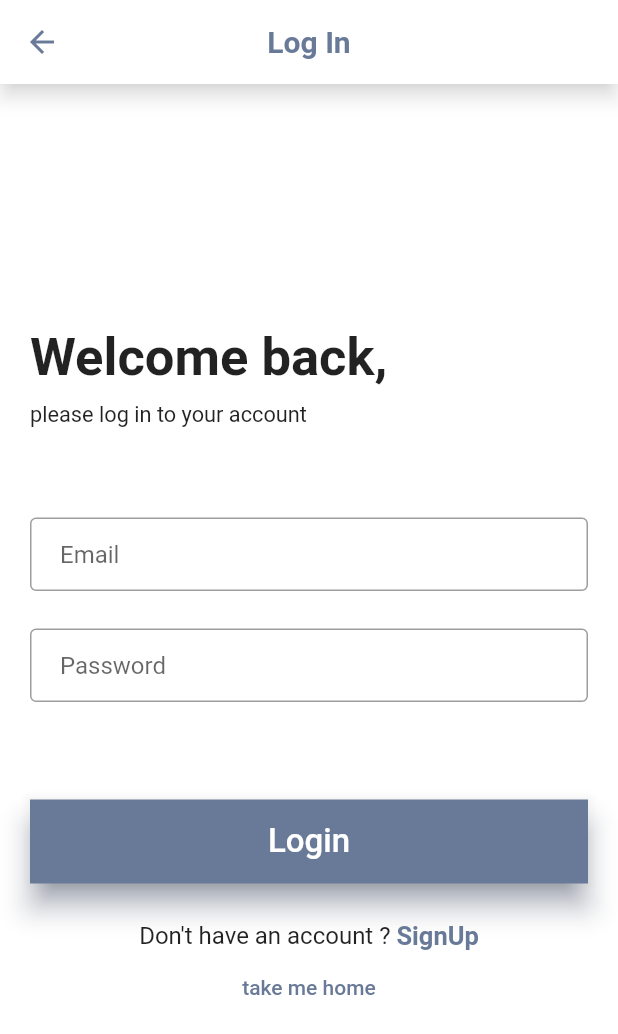
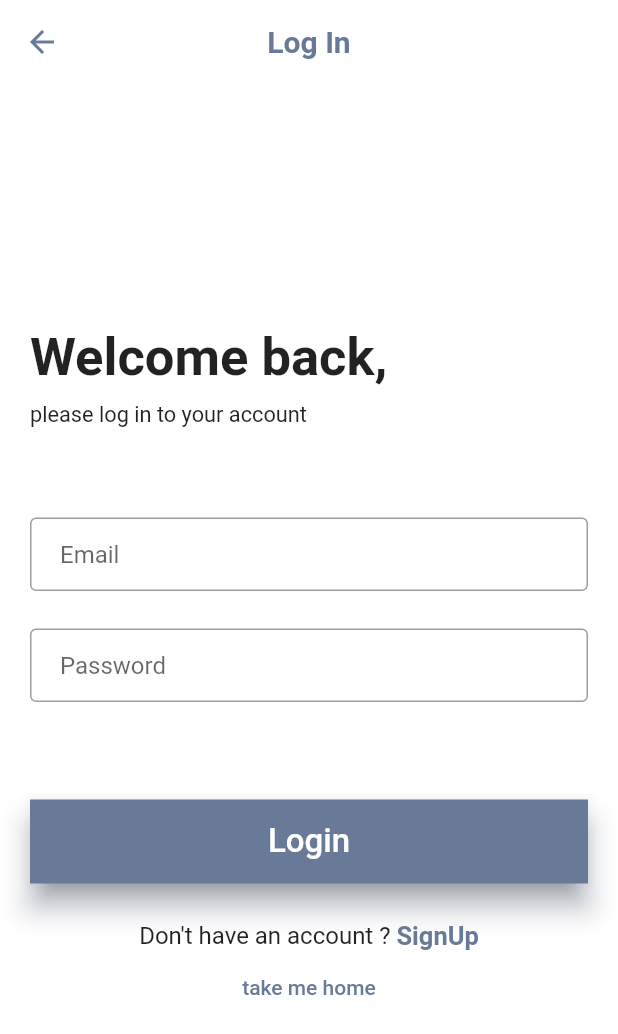
Before and after one commit to chokriChaima/PFA2, a Flutter app: the screen it shows after launch, on a phone screen of 412 x 824 dp. Shown: the top 1034 px of the screen. Run offline on Flutter 3.47's test engine with Material 2 defaults, Android fonts, the phone set to English and light mode, and no system bars; our stand-ins replace cloud_firestore, dots_indicator, firebase_auth, firebase_core, fluttertoast, hexcolor and 1 more; accounts and stored records are empty; Roboto replaces fonts that are missing (Poppins-Regular).

Commit message:
5  update

```diff
--- /dev/null
+++ b/lib/customs/sharedElements.dart/AppColors.dart
@@ -0,0 +1,11 @@
+import 'package:flutter/material.dart';
+import 'package:hexcolor/hexcolor.dart';
+
+class AppColors{
+  static final HexColor mainColor = HexColor("#697A98");
+  static final HexColor bigTextColor = HexColor("#99BCC4");
+  static final HexColor whiteGreyColor = HexColor("E7E7E7");
+  static final HexColor backgroundWhite = HexColor("#FFFFFF");
+  static const Color textColor = Color(0xFF332D2B);
+  static const Color lightTextColor = const Color(0xFFccc7c5);
+}
--- a/lib/main.dart
+++ b/lib/main.dart
@@ -1,6 +1,8 @@
 import 'package:firebase_core/firebase_core.dart';
 import 'package:flutter/material.dart';
+import 'package:pfa2_mobile_app/customs/sharedElements.dart/AppColors.dart';
 import 'package:pfa2_mobile_app/firebase_options.dart';
+import 'package:pfa2_mobile_app/screens/home.dart';
 import 'package:pfa2_mobile_app/screens/logIn.dart';
 import 'package:hexcolor/hexcolor.dart';
 
@@ -22,15 +24,15 @@ class MyApp extends StatelessWidget {
       title: 'PFA2',
       theme: ThemeData(
           colorScheme: ColorScheme.light(
-            primary: HexColor("#697A98"),
+            primary: AppColors.mainColor,
           ),
-          backgroundColor: Colors.white,
-          scaffoldBackgroundColor: Colors.white,
+          backgroundColor: AppColors.backgroundWhite,
+          scaffoldBackgroundColor: AppColors.backgroundWhite,
 
-          appBarTheme: const AppBarTheme(
-            backgroundColor: Colors.white,
-              elevation: 5,
-              shadowColor: Colors.white,
+          appBarTheme:  AppBarTheme(
+            elevation: 0,
+            backgroundColor:  AppColors.backgroundWhite ,
+              shadowColor: AppColors.backgroundWhite,
             )
         ),
       home: const LogIn(),
--- a/lib/models/teacher.dart
+++ b/lib/models/teacher.dart
@@ -5,9 +5,8 @@ class Teacher extends Client {
   String? teacherUID;
   String? department;
   String? workPlace;
-  String? teacherIdentity;
 
-  Teacher(String? userName, String? gendre, String? email, String? password,{this.teacherUID,this.department,this.teacherIdentity,this.workPlace}): super(email: email,gender: gendre, password: password,userName: userName);
+  Teacher(String? userName, String? gendre, String? email, String? password,{this.teacherUID,this.department,this.workPlace}): super(email: email,gender: gendre, password: password,userName: userName);
 
   // getting data from server
   factory Teacher.fromMap(map)
@@ -20,7 +19,6 @@ class Teacher extends Client {
       teacherUID: map['teacherUID'],
       department:  map['department'],
       workPlace:  map['workPlace'],
-      teacherIdentity: map['teacherIdentity'],
     );
   }
 
@@ -34,7 +32,6 @@ class Teacher extends Client {
       "gender": gender,
       "major":  department,
       "password":  password,
-      "studentIdentity": teacherIdentity,
       "userName": userName,
     };
   }
```
Also changed, not shown: lib/customs/sharedElements.dart/BigText.dart (added, +33 -0 lines), lib/customs/sharedElements.dart/IconAndText.dart (added, +28 -0 lines), lib/customs/sharedElements.dart/SmallText.dart (added, +30 -0 lines), lib/models/student.dart (+2 -5 lines), pubspec.yaml (+4 -3 lines), pubspec.lock.
